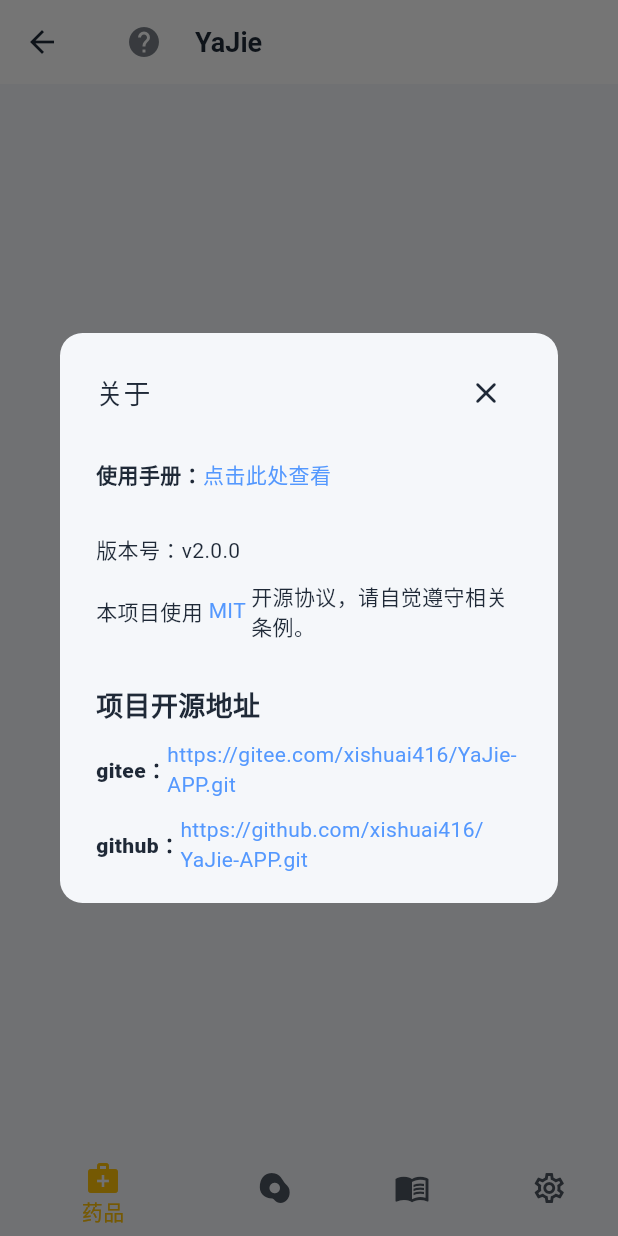
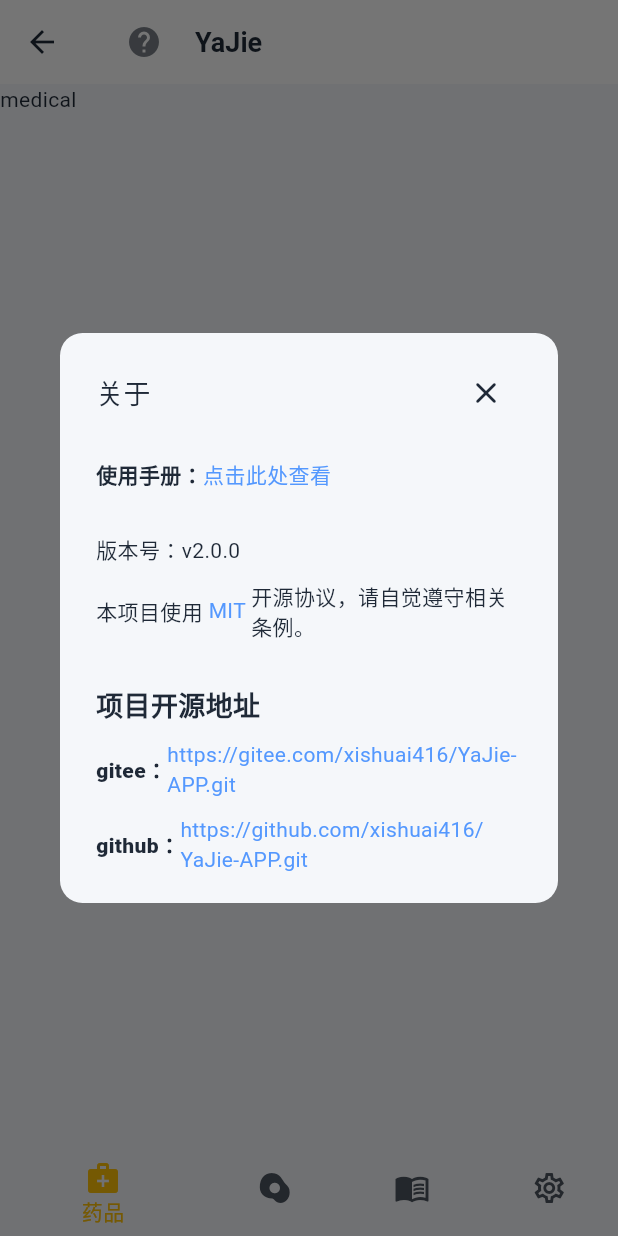
Before and after one commit to xishuai416/YaJie-APP, a Flutter app: the HomeView screen opened by its route, after a tap on the "help" icon, on a phone screen of 412 x 824 dp. Run offline on Flutter 3.47's test engine with Material 3 defaults, Android fonts, the phone set to English and light mode, and no system bars; our stand-ins replace bot_toast, dio, get, get_storage, logger; missing offline and left inert: common_utils, local_notifier, system_tray, window_manager; accounts and stored records are empty; Roboto replaces fonts that are missing (QTxiaotu); statements that could not run were skipped.

Commit message:
添加页面文件

```diff
--- a/lib/modules/home/home_controller.dart
+++ b/lib/modules/home/home_controller.dart
@@ -22,7 +22,7 @@ class HomeController extends GetxController {
         Get.toNamed('/food',id: 1);
         break;
       case 2:
-        Get.toNamed('/menu',id: 1);
+        Get.toNamed('/menus',id: 1);
         break;
       case 3:
         Get.toNamed('/settings',id: 1);
--- a/lib/modules/home/home_view.dart
+++ b/lib/modules/home/home_view.dart
@@ -1,7 +1,11 @@
 import 'package:bot_toast/bot_toast.dart';
 import 'package:flutter/material.dart';
 import 'package:get/get.dart';
+import 'package:yajie_app/modules/food/food_view.dart';
 import 'package:yajie_app/modules/home/home_controller.dart';
+import 'package:yajie_app/modules/medical/medical_view.dart';
+import 'package:yajie_app/modules/menus/menus_view.dart';
+import 'package:yajie_app/modules/settings/settings_view.dart';
 import 'package:yajie_app/routes/middlewares/AuthMiddleware.dart';
 import 'package:yajie_app/components/yj_appbar.dart';
 
@@ -91,62 +95,32 @@ class HomeView extends GetView<HomeController> {
           case "/medical":
             return GetPageRoute(
               settings: settings,
-              page: () => Center(
-                child: ElevatedButton(
-                  onPressed: () {
-                  },
-                  child: const Text('药品'),
-                ),
-              ),
+              page: () => const MedicalView(),
               middlewares: [AuthMiddleware()],
             );
           case "/food":
             return GetPageRoute(
               settings: settings,
-              page: () => Center(
-                child: ElevatedButton(
-                  onPressed: () {
-
-                  },
-                  child: const Text('食品'),
-                ),
-              ),
+              page: () => const FoodView(),
               middlewares: [AuthMiddleware()],
             );
-          case "/menu":
+          case "/menus":
             return GetPageRoute(
               settings: settings,
-              page: () => Center(
-                child: ElevatedButton(
-                  onPressed: () {
-
-                  },
-                  child: const Text('菜谱'),
-                ),
-              ),
+              page: () => const MenusView(),
               middlewares: [AuthMiddleware()],
             );
           case "/settings":
             return GetPageRoute(
               settings: settings,
-              page: () => Center(
-                child: ElevatedButton(
-                  onPressed: () {
-                  },
-                  child: const Text('设置'),
-                ),
-              ),
+              page: () => const SettingsView(),
               middlewares: [AuthMiddleware()],
             );
           default:
             return  GetPageRoute(
               settings: settings,
-              page: () => Center(
-                child: ElevatedButton(
-                  onPressed: () {
-                  },
-                  child: const Text('功能正在开发中...'),
-                ),
+              page: () => const Center(
+                child: Text('功能正在开发中...'),
               ),
               middlewares: [AuthMiddleware()],
             );
--- /dev/null
+++ b/lib/modules/medical/medical_controller.dart
@@ -0,0 +1,10 @@
+import 'package:get/get.dart';
+
+/// 主页控制器
+/// - 描述：
+class MedicalController extends GetxController {
+  @override
+  void onInit() {
+    super.onInit();
+  }
+}
--- /dev/null
+++ b/lib/modules/medical/medical_view.dart
@@ -0,0 +1,13 @@
+import 'package:flutter/material.dart';
+import 'package:get/get.dart';
+import 'package:yajie_app/modules/medical/medical_controller.dart';
+
+/// 首页视图
+class MedicalView extends GetView<MedicalController> {
+  const MedicalView({super.key});
+  @override
+  Widget build(BuildContext context) {
+    return const Text("medical");
+  }
+
+}
```
Also changed, not shown: lib/modules/food/food_binding.dart (added, +10 -0 lines), lib/modules/food/food_controller.dart (added, +10 -0 lines), lib/modules/food/food_view.dart (added, +13 -0 lines), lib/modules/medical/medical_binding.dart (added, +10 -0 lines), lib/modules/menus/menus_binding.dart (added, +11 -0 lines), lib/modules/menus/menus_controller.dart (added, +10 -0 lines), lib/modules/menus/menus_view.dart (added, +13 -0 lines), lib/modules/settings/settings_binding.dart (added, +10 -0 lines), lib/modules/settings/settings_controller.dart (added, +10 -0 lines), lib/modules/settings/settings_view.dart (added, +13 -0 lines), 1 other file.
